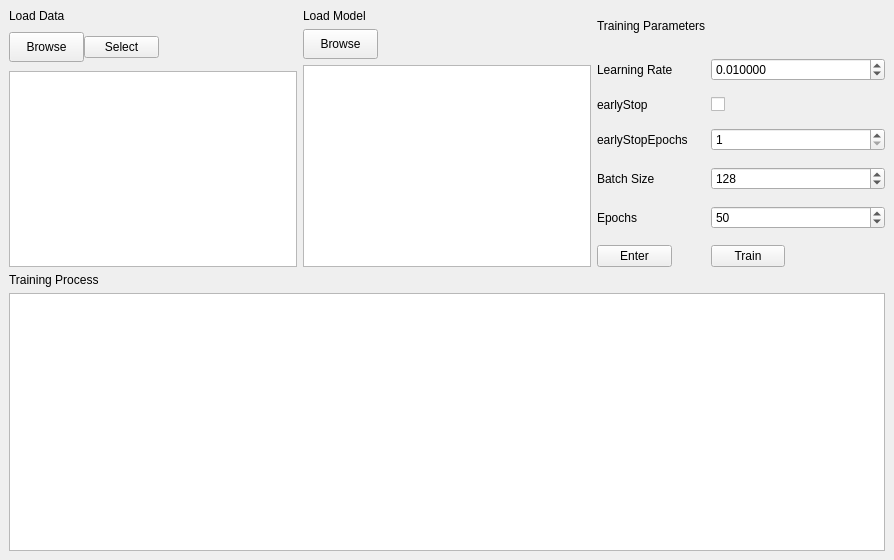
The window that QSAR-UI/mainwindow1.ui (sheMnapion/AI-QSAR) describes before a commit, drawn with Qt 5.
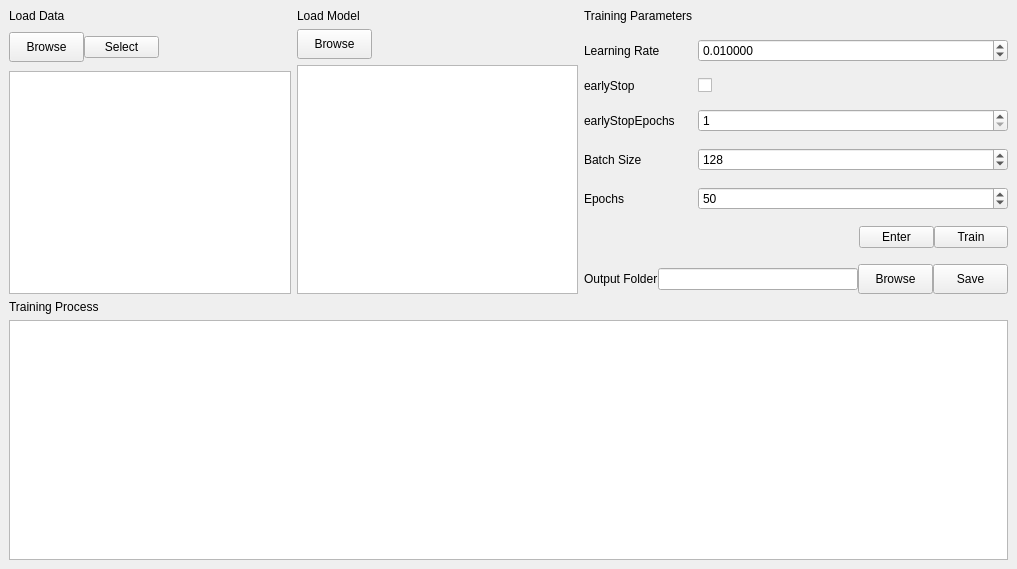
The same window after the commit.

Commit message: Add save & browse of model output

Patch:
```diff
--- a/QSAR-UI/mainwindow1.ui
+++ b/QSAR-UI/mainwindow1.ui
@@ -6,8 +6,8 @@
    <rect>
     <x>0</x>
     <y>0</y>
-    <width>894</width>
-    <height>560</height>
+    <width>1017</width>
+    <height>569</height>
    </rect>
   </property>
   <property name="sizePolicy">
@@ -110,7 +110,7 @@
           </property>
           <property name="maximumSize">
            <size>
-            <width>16777215</width>
+            <width>200</width>
             <height>20</height>
            </size>
           </property>
@@ -187,6 +187,9 @@
     </item>
     <item row="0" column="2">
      <layout class="QFormLayout" name="formLayout">
+      <property name="fieldGrowthPolicy">
+       <enum>QFormLayout::ExpandingFieldsGrow</enum>
+      </property>
       <property name="horizontalSpacing">
        <number>5</number>
       </property>
@@ -221,6 +224,12 @@
           <verstretch>0</verstretch>
          </sizepolicy>
         </property>
+        <property name="sizeIncrement">
+         <size>
+          <width>0</width>
+          <height>0</height>
+         </size>
+        </property>
         <property name="decimals">
          <number>6</number>
         </property>
@@ -246,7 +255,14 @@
        </widget>
       </item>
       <item row="2" column="1">
-       <widget class="QCheckBox" name="earlyStopCheckBox"/>
+       <widget class="QCheckBox" name="earlyStopCheckBox">
+        <property name="sizePolicy">
+         <sizepolicy hsizetype="Expanding" vsizetype="Fixed">
+          <horstretch>0</horstretch>
+          <verstretch>0</verstretch>
+         </sizepolicy>
+        </property>
+       </widget>
       </item>
       <item row="3" column="0">
        <widget class="QLabel" name="earlyStopEpochsLabel">
@@ -257,6 +273,12 @@
       </item>
       <item row="3" column="1">
        <widget class="QSpinBox" name="earlyStopEpochsSpinBox">
+        <property name="sizePolicy">
+         <sizepolicy hsizetype="Expanding" vsizetype="Fixed">
+          <horstretch>0</horstretch>
+          <verstretch>0</verstretch>
+         </sizepolicy>
+        </property>
         <property name="minimum">
          <number>1</number>
         </property>
@@ -317,8 +339,106 @@
         </property>
        </widget>
       </item>
-      <item row="6" column="0">
+      <item row="7" column="0" colspan="2">
+       <layout class="QHBoxLayout" name="horizontalLayout_5">
+        <item>
+         <widget class="QLabel" name="outputLabel">
+          <property name="text">
+           <string>Output Folder</string>
+          </property>
+         </widget>
+        </item>
+        <item>
+         <widget class="QLineEdit" name="outputLineEdit">
+          <property name="minimumSize">
+           <size>
+            <width>200</width>
+            <height>0</height>
+           </size>
+          </property>
+          <property name="maximumSize">
+           <size>
+            <width>200</width>
+            <height>16777215</height>
+           </size>
+          </property>
+         </widget>
+        </item>
+        <item>
+         <widget class="QPushButton" name="outputBrowseBtn">
+          <property name="sizePolicy">
+           <sizepolicy hsizetype="Fixed" vsizetype="Fixed">
+            <horstretch>0</horstretch>
+            <verstretch>0</verstretch>
+           </sizepolicy>
+          </property>
+          <property name="minimumSize">
+           <size>
+            <width>75</width>
+            <height>30</height>
+           </size>
+          </property>
+          <property name="maximumSize">
+           <size>
+            <width>75</width>
+            <height>30</height>
+           </size>
+          </property>
+          <property name="text">
+           <string>Browse</string>
+          </property>
+         </widget>
+        </item>
+        <item>
+         <widget class="QPushButton" name="outputSaveBtn">
+          <property name="sizePolicy">
+           <sizepolicy hsizetype="Fixed" vsizetype="Fixed">
+            <horstretch>0</horstretch>
+            <verstretch>0</verstretch>
+           </sizepolicy>
+          </property>
+          <property name="minimumSize">
+           <size>
+            <width>75</width>
+            <height>30</height>
+           </size>
+          </property>
+          <property name="maximumSize">
+           <size>
+            <width>75</width>
+            <height>30</height>
+           </size>
+          </property>
+          <property name="text">
+           <string>Save</string>
+          </property>
+         </widget>
+        </item>
+       </layout>
+      </item>
+      <item row="6" column="0" colspan="2">
+       <layout class="QHBoxLayout" name="horizontalLayout_3">
+        <item>
+         <spacer name="horizontalSpacer">
+          <property name="orientation">
+           <enum>Qt::Horizontal</enum>
+          </property>
+          <property name="sizeHint" stdset="0">
+           <size>
+            <width>40</width>
+            <height>20</height>
+           </size>
+          </property>
+         </spacer>
+        </item>
+        <item>
        <widget class="QPushButton" name="enterParamsBtn">
+          <property name="sizePolicy">
+           <sizepolicy hsizetype="Expanding" vsizetype="Fixed">
+            <horstretch>0</horstretch>
+            <verstretch>0</verstretch>
+           </sizepolicy>
+          </property>
         <property name="maximumSize">
          <size>
           <width>75</width>
@@ -330,14 +450,23 @@
         </property>
        </widget>
       </item>
-      <item row="6" column="1">
+        <item>
        <widget class="QPushButton" name="trainParamsBtn">
+          <property name="sizePolicy">
+           <sizepolicy hsizetype="Expanding" vsizetype="Fixed">
+            <horstretch>0</horstretch>
+            <verstretch>0</verstretch>
+           </sizepolicy>
+          </property>
         <property name="maximumSize">
          <size>
           <width>74</width>
           <height>16777215</height>
          </size>
         </property>
+          <property name="layoutDirection">
+           <enum>Qt::LeftToRight</enum>
+          </property>
         <property name="text">
          <string>Train</string>
         </property>
@@ -345,6 +474,8 @@
       </item>
      </layout>
     </item>
+     </layout>
+    </item>
     <item row="1" column="0">
      <widget class="QLabel" name="label_5">
       <property name="sizePolicy">
@@ -375,7 +506,7 @@
     <rect>
      <x>0</x>
      <y>0</y>
-     <width>894</width>
+     <width>1017</width>
      <height>22</height>
     </rect>
    </property>
```
Lines whose indentation alone changed are shown as unchanged. The commit also changes 1 other file.
